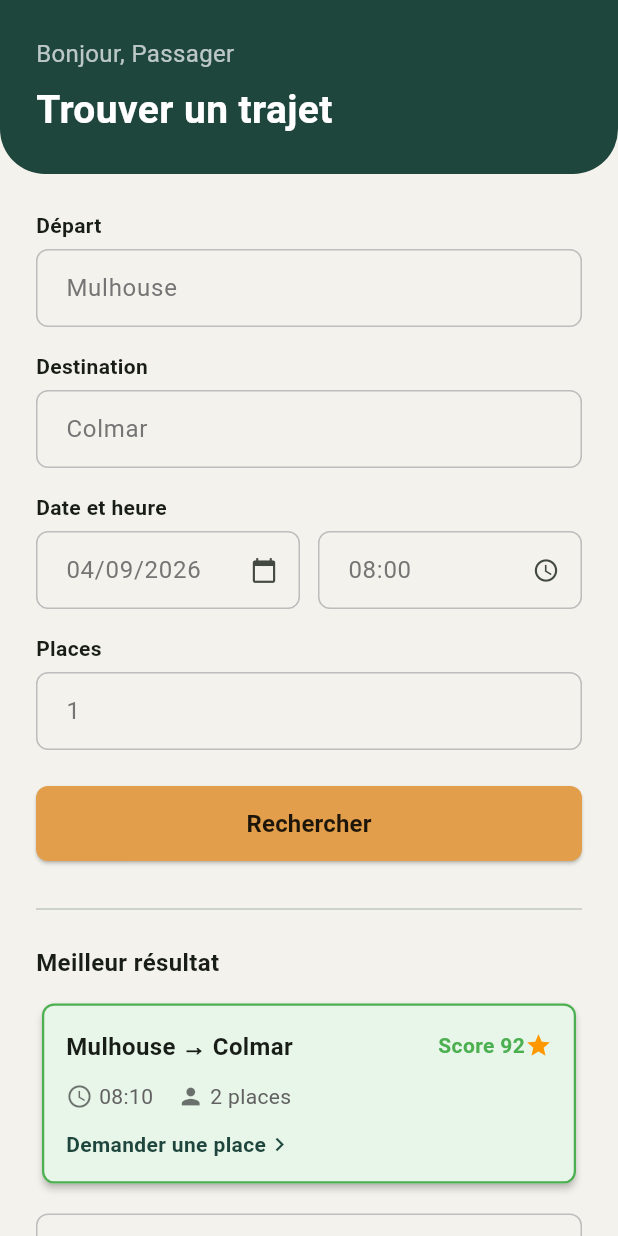
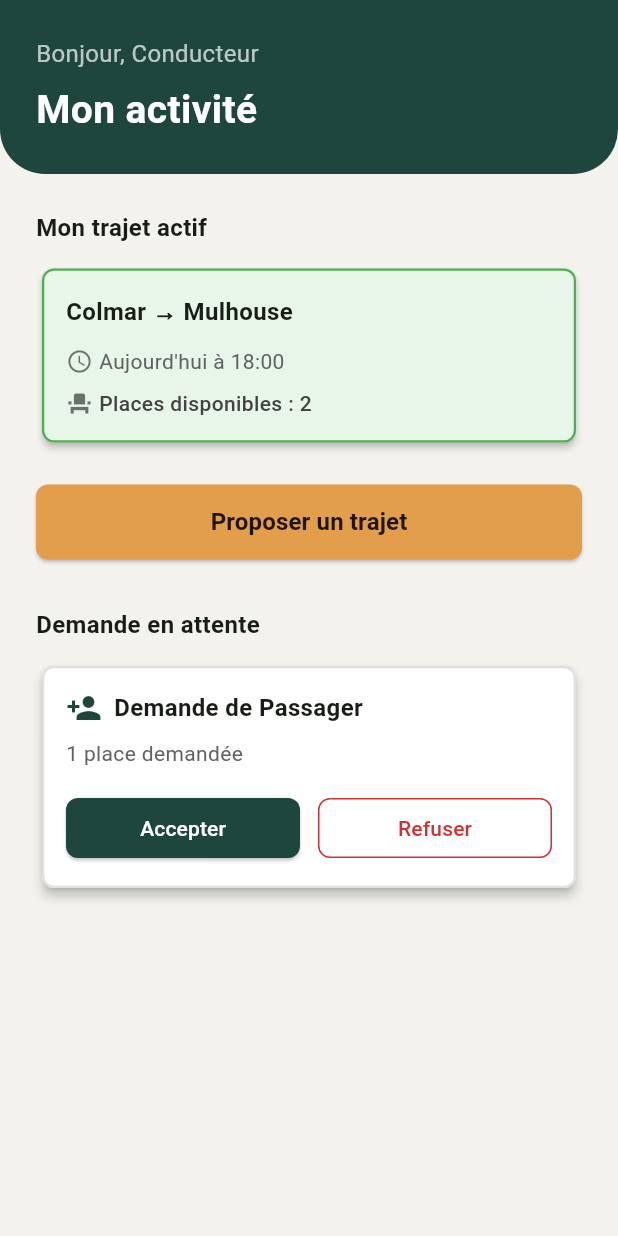
Before and after one commit to WebDeveloperDB/CovoitGo, a Flutter app: the screen it shows after launch, on a phone screen of 412 x 824 dp. Run offline on Flutter 3.47's test engine with Material 3 defaults, Android fonts, the phone set to English and light mode, and no system bars.

Commit message:
créer  interface accueil conducteur

```diff
--- a/mobile/lib/main.dart
+++ b/mobile/lib/main.dart
@@ -1,6 +1,6 @@
 // Importiert die grundlegenden Flutter-Bausteine (Widgets, Farben, Material Design).
 import 'package:flutter/material.dart';
-import 'screens/passager_accueil_screen.dart';
+import 'screens/conducteur_accueil_screen.dart';
 
 // Die "main" Funktion ist der Startpunkt der gesamten App.
 // Wenn die App auf dem Handy startet, sucht das System genau nach dieser "main" Funktion.
@@ -36,7 +36,7 @@ class CovoitGoApp extends StatelessWidget {
 
       // "home" definiert den allerersten Bildschirm (Screen),
       // der angezeigt wird, direkt wenn die App startet.
-      home: const PassagerAccueilScreen(),
+      home: const ConducteurAccueilScreen(),
     );
   }
 }
--- /dev/null
+++ b/mobile/lib/screens/conducteur_accueil_screen.dart
@@ -0,0 +1,195 @@
+import 'package:flutter/material.dart';
+
+class ConducteurAccueilScreen extends StatelessWidget {
+  const ConducteurAccueilScreen({super.key});
+
+  @override
+  Widget build(BuildContext context) {
+    // Dummy-Variable für den Namen des eingeloggten Fahrers.
+    final String userName = "Conducteur";
+
+    // Farben exakt aus dem Maquette kopiert
+    final Color bgColor = const Color(0xFFF4F2EC); // Heller Beige-Hintergrund
+    final Color headerColor = const Color(0xFF1E463D); // Dunkelgrüner Header
+    final Color btnColor = const Color(0xFFE29E4A); // Orangener Button
+
+    return Scaffold(
+      backgroundColor: bgColor,
+      body: SafeArea(
+        child: SingleChildScrollView(
+          child: Column(
+            crossAxisAlignment: CrossAxisAlignment.stretch,
+            children: [
+              // ==========================================
+              // 1. DER DUNKELGRÜNE HEADER-BEREICH OBEN
+              // ==========================================
+              Container(
+                padding: const EdgeInsets.all(24.0),
+                decoration: BoxDecoration(
+                  color: headerColor,
+                  borderRadius: const BorderRadius.only(
+                    bottomLeft: Radius.circular(30),
+                    bottomRight: Radius.circular(30),
+                  ),
+                ),
+                child: Column(
+                  crossAxisAlignment: CrossAxisAlignment.start,
+                  children: [
+                    Text(
+                      'Bonjour, $userName',
+                      style: const TextStyle(color: Colors.white70, fontSize: 16),
+                    ),
+                    const SizedBox(height: 8),
+                    const Text(
+                      'Mon activité',
+                      style: TextStyle(color: Colors.white, fontSize: 26, fontWeight: FontWeight.bold),
+                    ),
+                  ],
+                ),
+              ),
+
+              // ==========================================
+              // 2. HAUPT-INHALT
+              // ==========================================
+              Padding(
+                padding: const EdgeInsets.all(24.0),
+                child: Column(
+                  crossAxisAlignment: CrossAxisAlignment.start,
+                  children: [
+
+                    // --- Mon trajet actif (Aktive Fahrt) ---
+                    const Text(
+                      "Mon trajet actif",
+                      style: TextStyle(fontWeight: FontWeight.bold, fontSize: 16),
+                    ),
+                    const SizedBox(height: 12),
+
+                    // Kasten für die aktuelle Fahrt (jetzt schöner)
+                    Card(
+                      color: Colors.green.shade50, // Heller grüner Hintergrund wie bei Passager
+                      elevation: 2,
+                      shape: RoundedRectangleBorder(
+                        borderRadius: BorderRadius.circular(8),
+                        side: const BorderSide(color: Colors.green, width: 1.5), // Grüner Rand
+                      ),
+                      child: Padding(
+                        padding: const EdgeInsets.all(16.0),
+                        child: Column(
+                          crossAxisAlignment: CrossAxisAlignment.start,
+                          children: [
+                            const Text("Colmar → Mulhouse", style: TextStyle(fontWeight: FontWeight.bold, fontSize: 16)),
+                            const SizedBox(height: 12),
+                            Row(
+                              children: [
+                                const Icon(Icons.access_time, size: 18, color: Colors.black54),
+                                const SizedBox(width: 4),
+                                Text("Aujourd'hui à 18:00", style: TextStyle(color: Colors.grey.shade700, fontSize: 14)),
+                              ],
+                            ),
+                            const SizedBox(height: 8),
+                            Row(
+                              children: [
+                                const Icon(Icons.event_seat, size: 18, color: Colors.black54),
+                                const SizedBox(width: 4),
+                                Text("Places disponibles : 2", style: TextStyle(color: Colors.grey.shade800, fontSize: 14, fontWeight: FontWeight.w500)),
+                              ],
+                            ),
+                          ],
+                        ),
+                      ),
+                    ),
+
+                    const SizedBox(height: 24),
+
+                    // --- Button "Proposer un trajet" in Orange ---
+                    SizedBox(
+                      width: double.infinity,
+                      height: 50,
+                      child: ElevatedButton(
+                        style: ElevatedButton.styleFrom(
+                          backgroundColor: btnColor,
+                          foregroundColor: Colors.black87, // Dunkler Text für Lesbarkeit
+                          shape: RoundedRectangleBorder(borderRadius: BorderRadius.circular(8)),
+                        ),
+                        onPressed: () {
+                          // Später: Wechsel zur Seite, um eine neue Fahrt anzubieten
+                        },
+                        child: const Text('Proposer un trajet', style: TextStyle(fontSize: 16, fontWeight: FontWeight.bold)),
+                      ),
+                    ),
+
+                    const SizedBox(height: 32),
+
+                    // --- Demande en attente (Anfragen von Passagieren) ---
+                    const Text(
+                      "Demande en attente",
+                      style: TextStyle(fontWeight: FontWeight.bold, fontSize: 16),
+                    ),
+                    const SizedBox(height: 12),
+
+                    // Kasten für die Anfrage (jetzt schöner)
+                    Card(
+                      color: Colors.white,
+                      elevation: 3,
+                      shape: RoundedRectangleBorder(
+                        borderRadius: BorderRadius.circular(8),
+                        side: BorderSide(color: Colors.grey.shade300, width: 1.5),
+                      ),
+                      child: Padding(
+                        padding: const EdgeInsets.all(16.0),
+                        child: Column(
+                          crossAxisAlignment: CrossAxisAlignment.start,
+                          children: [
+                            Row(
+                              children: [
+                                const Icon(Icons.person_add, color: Color(0xFF1E463D)),
+                                const SizedBox(width: 8),
+                                const Text("Demande de Passager", style: TextStyle(fontWeight: FontWeight.bold, fontSize: 16)),
+                              ],
+                            ),
+                            const SizedBox(height: 8),
+                            Text("1 place demandée", style: TextStyle(color: Colors.grey.shade700, fontSize: 14)),
+                            const SizedBox(height: 16),
+
+                            // Zwei Buttons nebeneinander (Accepter / Refuser)
+                            Row(
+                              children: [
+                                Expanded(
+                                  child: ElevatedButton(
+                                    style: ElevatedButton.styleFrom(
+                                      backgroundColor: const Color(0xFF1E463D), // Dunkelgrün
+                                      foregroundColor: Colors.white,
+                                      shape: RoundedRectangleBorder(borderRadius: BorderRadius.circular(8)),
+                                    ),
+                                    onPressed: () {},
+                                    child: const Text("Accepter"),
+                                  ),
+                                ),
+                                const SizedBox(width: 12),
+                                Expanded(
+                                  child: OutlinedButton(
+                                    style: OutlinedButton.styleFrom(
+                                      foregroundColor: Colors.red.shade700,
+                                      side: BorderSide(color: Colors.red.shade700), // Roter Rand für Ablehnen
+                                      shape: RoundedRectangleBorder(borderRadius: BorderRadius.circular(8)),
+                                    ),
+                                    onPressed: () {},
+                                    child: const Text("Refuser"),
+                                  ),
+                                ),
+                              ],
+                            ),
+                          ],
+                        ),
+                      ),
+                    ),
+                  ],
+                ),
+              ),
+            ],
+          ),
+        ),
+      ),
+    );
+  }
+}
```
